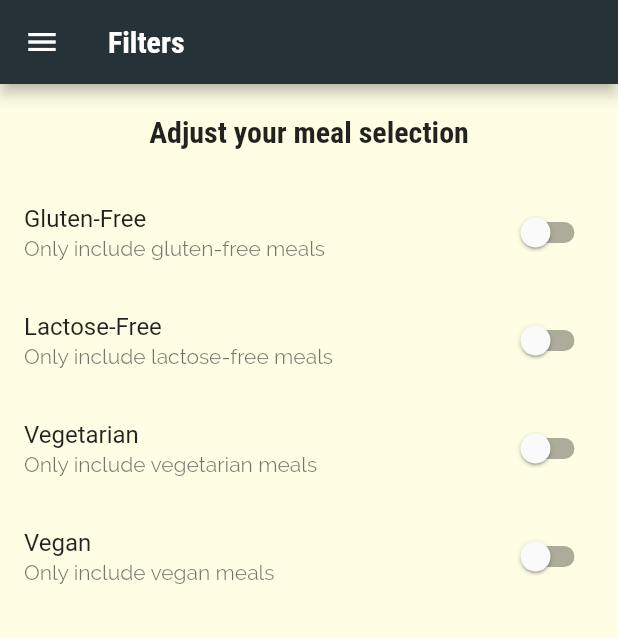
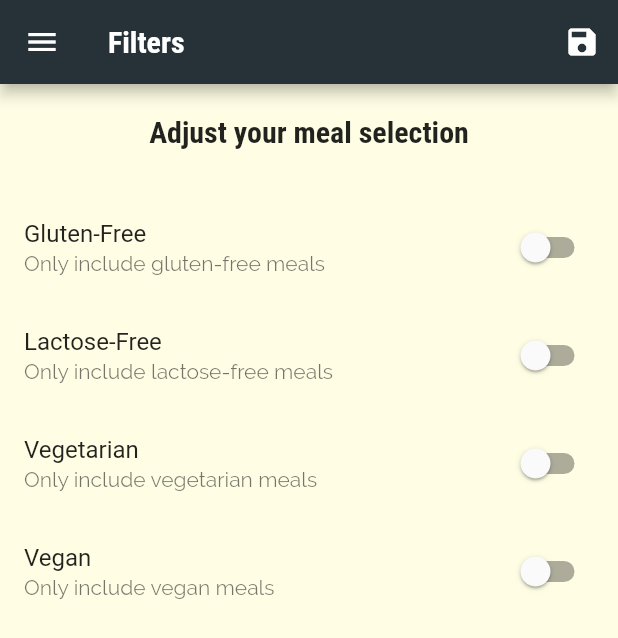
Before and after one commit to EliezerAmbion/flutter_meals_app, a Flutter app: the FiltersScreen screen opened by its route, on a phone screen of 412 x 824 dp. Shown: the top 638 px of the screen. Run offline on Flutter 3.47's test engine with Material 2 defaults, Android fonts, the phone set to English and light mode, and no system bars.

Commit message:
filters completed

```diff
--- a/lib/main.dart
+++ b/lib/main.dart
@@ -1,13 +1,53 @@
 import 'package:flutter/material.dart';
 
-import '/screens/filters_screen.dart';
+import 'dummy_data.dart';
+import 'models/meal.dart';
+
+import 'screens/filters_screen.dart';
 import 'screens/meal_detail_screen.dart';
 import 'screens/category_meals_screen.dart';
 import 'screens/tabs_screen.dart';
 
 void main() => runApp(MyApp());
 
-class MyApp extends StatelessWidget {
+class MyApp extends StatefulWidget {
+  @override
+  State<MyApp> createState() => _MyAppState();
+}
+
+class _MyAppState extends State<MyApp> {
+  Map<String, bool> _filters = {
+    'isGlutenFree': false,
+    'isLactoseFree': false,
+    'isVegan': false,
+    'isVegetarian': false,
+  };
+
+  List<Meal> _availableMeals = DUMMY_MEALS;
+
+  void _setFilters(final Map<String, bool> filterData) {
+    setState(() {
+      _filters = filterData;
+
+      _availableMeals = DUMMY_MEALS.where((meal) {
+        if (_filters['isGlutenFree']! && !meal.isGlutenFree) {
+          return false;
+        }
+        if (_filters['isLactoseFree']! && !meal.isLactoseFree) {
+          return false;
+        }
+        if (_filters['isVegan']! && !meal.isVegan) {
+          return false;
+        }
+        if (_filters['isVegetarian']! && !meal.isVegetarian) {
+          return false;
+        }
+
+        return true;
+      }).toList();
+    });
+  }
+
   @override
   Widget build(BuildContext context) {
     return MaterialApp(
@@ -39,9 +79,13 @@ class MyApp extends StatelessWidget {
       // home: CategoriesScreen(),
       routes: {
         '/': (ctx) => TabsScreen(),
-        CategoryMealsScreen.routeName: (ctx) => CategoryMealsScreen(),
+        CategoryMealsScreen.routeName: (ctx) =>
+            CategoryMealsScreen(availableMeals: _availableMeals),
         MealDetailScreen.routeName: (ctx) => MealDetailScreen(),
-        FiltersScreen.routeName: (ctx) => FiltersScreen(),
+        FiltersScreen.routeName: (ctx) => FiltersScreen(
+              saveFilters: _setFilters,
+              currentFilters: _filters,
+            ),
       },
     );
   }
--- a/lib/screens/filters_screen.dart
+++ b/lib/screens/filters_screen.dart
@@ -5,15 +5,34 @@ import '/widgets/main_drawer.dart';
 class FiltersScreen extends StatefulWidget {
   static const routeName = '/filters';
 
+  // saveFilters and currentFilters are coming from the route that is passed to FiltersScreen i.e. FiltersScreen(_setFilters),
+  final Function saveFilters;
+  final Map<String, bool> currentFilters;
+
+  const FiltersScreen({
+    super.key,
+    required this.saveFilters,
+    required this.currentFilters,
+  });
+
   @override
   State<FiltersScreen> createState() => _FiltersScreenState();
 }
 
 class _FiltersScreenState extends State<FiltersScreen> {
   bool _isGlutenFree = false;
+  bool _isLactoseFree = false;
+  bool _isVegan = false;
   bool _isVegetarian = false;
-  bool _isVegan = false;
-  bool _isLactoseFree = false;
+
+  @override
+  void initState() {
+    _isGlutenFree = widget.currentFilters['isGlutenFree']!;
+    _isLactoseFree = widget.currentFilters['isLactoseFree']!;
+    _isVegan = widget.currentFilters['isVegan']!;
+    _isVegetarian = widget.currentFilters['isVegetarian']!;
+    super.initState();
+  }
 
   Widget _buildSwitchListTile(
     String title,
@@ -34,13 +53,29 @@ class _FiltersScreenState extends State<FiltersScreen> {
   Widget build(BuildContext context) {
     return Scaffold(
       appBar: AppBar(
-        title: Text('Filters'),
+        title: const Text('Filters'),
+        actions: [
+          IconButton(
+            onPressed: () {
+              final selectedFilters = {
+                'isGlutenFree': _isGlutenFree,
+                'isLactoseFree': _isLactoseFree,
+                'isVegan': _isVegan,
+                'isVegetarian': _isVegetarian,
+              };
+
+              widget.saveFilters(selectedFilters);
+            },
+            icon: const Icon(Icons.save),
+          )
+        ],
       ),
       drawer: const MainDrawer(), // Drawer
       body: Column(
         children: [
           Container(
-            padding: const EdgeInsets.all(20),
+            padding:
+                const EdgeInsets.only(top: 20, bottom: 30, left: 20, right: 20),
             child: Text(
               'Adjust your meal selection',
               style: Theme.of(context).textTheme.titleLarge,
```
Also changed, not shown: lib/screens/category_meals_screen.dart (+6 -3 lines).
